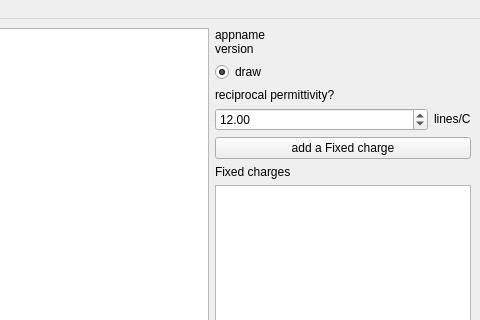
First picture: the form in mainwindow.ui, repository ark231/LOEF_drawer, before the edit; both pictures show x 320 to 800 and y 0 to 320 of the 800 by 600 pixel window.
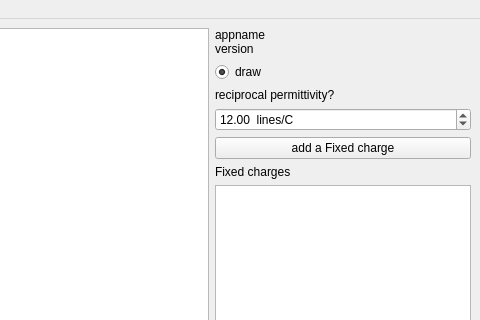
Second picture: the form after the edit. Custom widgets are drawn as their Qt base class.

```diff
--- a/mainwindow.ui
+++ b/mainwindow.ui
@@ -103,24 +103,14 @@
           </property>
           <item>
            <widget class="QDoubleSpinBox" name="doubleSpinBox_inverse_permittivity">
+            <property name="suffix">
+             <string>  lines/C</string>
+            </property>
             <property name="value">
              <double>12.000000000000000</double>
             </property>
            </widget>
           </item>
-          <item>
-           <widget class="QLabel" name="label">
-            <property name="sizePolicy">
-             <sizepolicy hsizetype="Fixed" vsizetype="Fixed">
-              <horstretch>0</horstretch>
-              <verstretch>0</verstretch>
-             </sizepolicy>
-            </property>
-            <property name="text">
-             <string>lines/C</string>
-            </property>
-           </widget>
-          </item>
          </layout>
         </item>
         <item>
```
